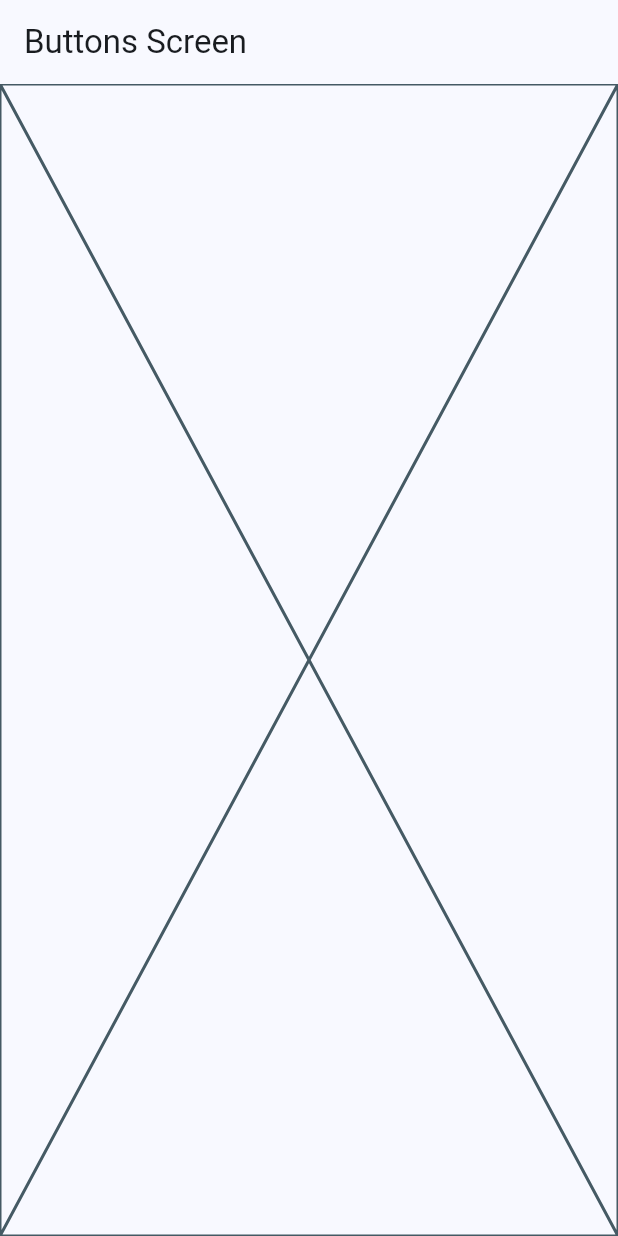
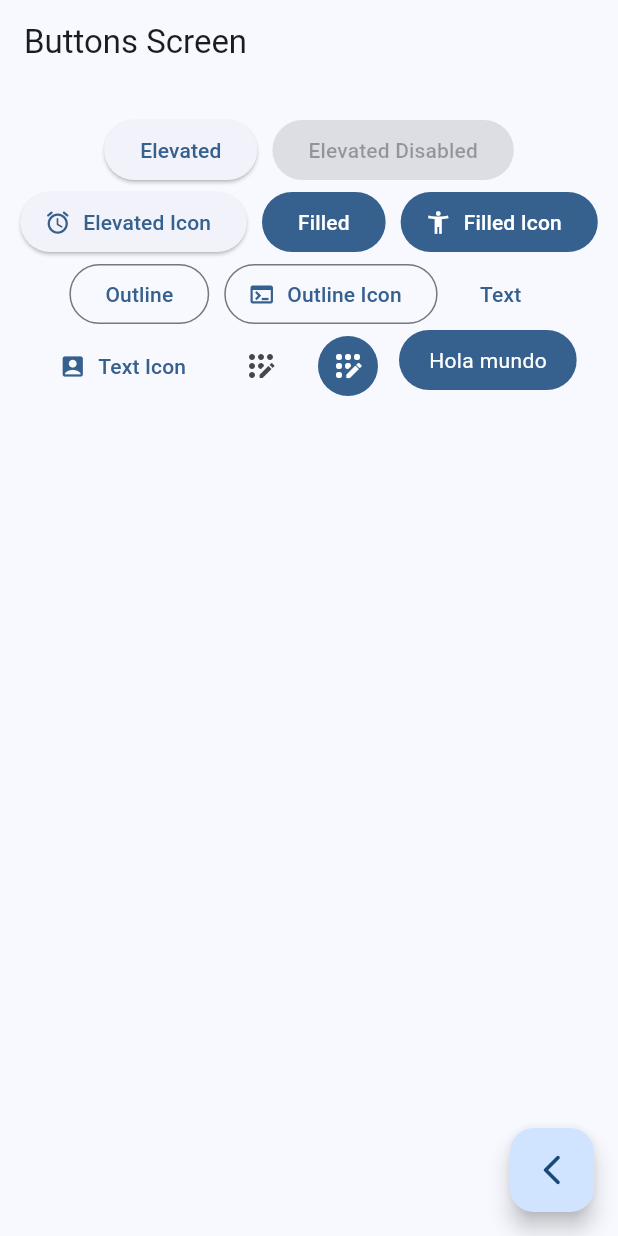
Before and after one commit to danielsimarro/widgets_app, a Flutter app: the ButtonsScreen screen opened by its route, on a phone screen of 412 x 824 dp. Run offline on Flutter 3.47's test engine with Material 2 defaults, Android fonts, the phone set to English and light mode, and no system bars; our stand-ins replace go_router.

Commit message:
button screen finish

```diff
--- a/lib/presentation/screens/buttons/buttons_screen.dart
+++ b/lib/presentation/screens/buttons/buttons_screen.dart
@@ -1,15 +1,110 @@
 import 'package:flutter/material.dart';
+import 'package:go_router/go_router.dart';
 
 class ButtonsScreen extends StatelessWidget {
   const ButtonsScreen({super.key});
-
+  static const String name = 'buttons_screen';
   @override
   Widget build(BuildContext context) {
     return Scaffold(
       appBar: AppBar(
         title: const Text('Buttons Screen'),
       ),
-      body: const Placeholder(),
+      body: const _ButtonsView(),
+      // Colocamos un boton flotatnte en la parte inferior derecha
+      floatingActionButton: FloatingActionButton(
+        child: const Icon(
+          Icons.arrow_back_ios_new_rounded,
+        ),
+        onPressed: () {
+          //Esto sale de la pnatalla y vuelve a la de atras
+          context.pop();
+        },
+      ),
     );
   }
 }
+
+class _ButtonsView extends StatelessWidget {
+  const _ButtonsView();
+
+  @override
+  Widget build(BuildContext context) {
+    final colors = Theme.of(context).colorScheme;
+
+    return SizedBox(
+      width: double.infinity,
+      child: Padding(
+        padding: const EdgeInsets.symmetric(horizontal: 10, vertical: 20),
+        child: Wrap(
+          // Separa los elementos entre ellos
+          spacing: 10,
+          // Centrar los botones
+          alignment: WrapAlignment.center,
+          children: [
+            ElevatedButton(onPressed: () {}, child: const Text('Elevated')),
+            const ElevatedButton(
+                onPressed: null, child: Text('Elevated Disabled')),
+            ElevatedButton.icon(
+                onPressed: () {},
+                icon: const Icon(Icons.access_alarm_rounded),
+                label: const Text('Elevated Icon')),
+            FilledButton(onPressed: () {}, child: const Text('Filled')),
+            FilledButton.icon(
+                onPressed: () {},
+                icon: const Icon(Icons.accessibility_new),
+                label: const Text('Filled Icon')),
+            OutlinedButton(onPressed: () {}, child: const Text('Outline')),
+            OutlinedButton.icon(
+                onPressed: () {},
+                icon: const Icon(Icons.terminal_outlined),
+                label: const Text('Outline Icon')),
+            TextButton(onPressed: () {}, child: const Text('Text')),
+            TextButton.icon(
+                onPressed: () {},
+                icon: const Icon(Icons.account_box_rounded),
+                label: const Text('Text Icon')),
+            IconButton(
+                onPressed: () {},
+                icon: const Icon(Icons.app_registration_rounded)),
+            IconButton(
+              onPressed: () {},
+              icon: const Icon(Icons.app_registration_rounded),
+              style: ButtonStyle(
+                  backgroundColor: MaterialStatePropertyAll(colors.primary),
+                  iconColor: const MaterialStatePropertyAll(Colors.white)),
+            ),
+            const CustomButton()
+          ],
+        ),
+      ),
+    );
+  }
+}
+
+// Clase de mi boton personalizado
+class CustomButton extends StatelessWidget {
+  const CustomButton({super.key});
+
+  @override
+  Widget build(BuildContext context) {
+    final colors = Theme.of(context).colorScheme;
+    return ClipRRect(
+      borderRadius: BorderRadius.circular(20),
+      child: Material(
+        color: colors.primary,
+        // Reacciona al presionar en el icono
+        child: InkWell(
+          onTap: () {},
+          child: const Padding(
+            padding: EdgeInsets.symmetric(horizontal: 20, vertical: 10),
+            child: Text(
+              'Hola mundo',
+              style: TextStyle(color: Colors.white),
+            ),
+          ),
+        ),
+      ),
+    );
+  }
+}
```
